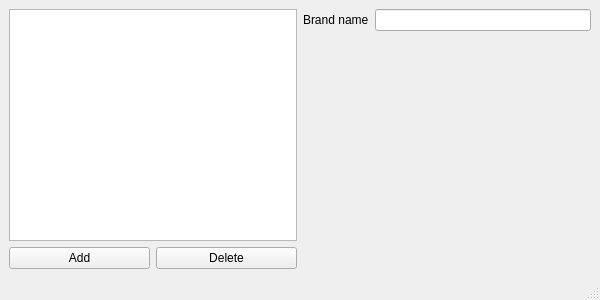
First picture: the form in slg_desktop/gui/brands.ui, repository drulum/slg_desktop, before the edit.
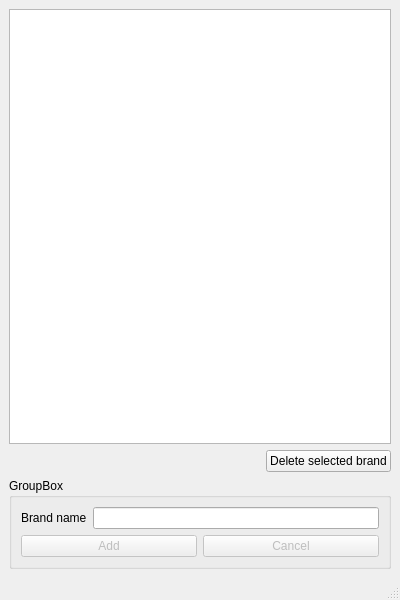
Second picture: the form after the edit.

Commit message: modified gui to work with db

Patch:
```diff
--- a/slg_desktop/gui/brands.ui
+++ b/slg_desktop/gui/brands.ui
@@ -6,31 +6,25 @@
    <rect>
     <x>0</x>
     <y>0</y>
-    <width>600</width>
-    <height>300</height>
+    <width>400</width>
+    <height>600</height>
    </rect>
   </property>
   <property name="minimumSize">
    <size>
-    <width>600</width>
-    <height>300</height>
-   </size>
-  </property>
-  <property name="maximumSize">
-   <size>
-    <width>600</width>
-    <height>300</height>
+    <width>0</width>
+    <height>0</height>
    </size>
   </property>
   <property name="windowTitle">
    <string>Add, Edit, Delete Brands</string>
   </property>
   <widget class="QWidget" name="centralwidget">
-   <layout class="QHBoxLayout" name="horizontalLayout_2">
+   <layout class="QVBoxLayout" name="verticalLayout_2">
     <item>
      <layout class="QVBoxLayout" name="verticalLayout">
       <item>
-       <widget class="QListView" name="brandView">
+       <widget class="QTableView" name="brandView">
         <property name="statusTip">
          <string>Select the brand to edit the name.</string>
         </property>
@@ -39,14 +33,17 @@
       <item>
        <layout class="QHBoxLayout" name="horizontalLayout">
         <item>
-         <widget class="QPushButton" name="addButton">
-          <property name="statusTip">
-           <string>Add a new brand entry.</string>
+         <spacer name="horizontalSpacer">
+          <property name="orientation">
+           <enum>Qt::Horizontal</enum>
           </property>
-          <property name="text">
-           <string>Add</string>
+          <property name="sizeHint" stdset="0">
+           <size>
+            <width>40</width>
+            <height>20</height>
+           </size>
           </property>
-         </widget>
+         </spacer>
         </item>
         <item>
          <widget class="QPushButton" name="deleteButton">
@@ -54,7 +51,7 @@
            <string>CAUTION: The selected brand will be deleted.</string>
           </property>
           <property name="text">
-           <string>Delete</string>
+           <string>Delete selected brand</string>
           </property>
          </widget>
         </item>
@@ -63,16 +60,22 @@
      </layout>
     </item>
     <item>
-     <layout class="QFormLayout" name="formLayout">
-      <item row="0" column="0">
+     <widget class="QGroupBox" name="groupBox">
+      <property name="title">
+       <string>GroupBox</string>
+      </property>
+      <layout class="QVBoxLayout" name="verticalLayout_3">
+       <item>
+        <layout class="QHBoxLayout" name="horizontalLayout_2">
+         <item>
        <widget class="QLabel" name="label">
         <property name="text">
          <string>Brand name</string>
         </property>
        </widget>
       </item>
-      <item row="0" column="1">
-       <widget class="QLineEdit" name="nameEdit">
+         <item>
+          <widget class="QLineEdit" name="brandEdit">
         <property name="statusTip">
          <string>&quot;Tropicana&quot;, &quot;Heinz&quot;, &quot;Yeo Valley&quot; etc.</string>
         </property>
@@ -80,6 +83,36 @@
       </item>
      </layout>
     </item>
+       <item>
+        <layout class="QHBoxLayout" name="horizontalLayout_3">
+         <item>
+          <widget class="QPushButton" name="addButton">
+           <property name="enabled">
+            <bool>false</bool>
+           </property>
+           <property name="statusTip">
+            <string>Add a new brand entry.</string>
+           </property>
+           <property name="text">
+            <string>Add</string>
+           </property>
+          </widget>
+         </item>
+         <item>
+          <widget class="QPushButton" name="cancelButton">
+           <property name="enabled">
+            <bool>false</bool>
+           </property>
+           <property name="text">
+            <string>Cancel</string>
+           </property>
+          </widget>
+         </item>
+        </layout>
+       </item>
+      </layout>
+     </widget>
+    </item>
    </layout>
   </widget>
   <widget class="QMenuBar" name="menubar">
```
Left out of the diff: 2 changed lines with no effect on the pictures. Lines whose indentation alone changed are shown as unchanged. The commit also changes 2 other files.
